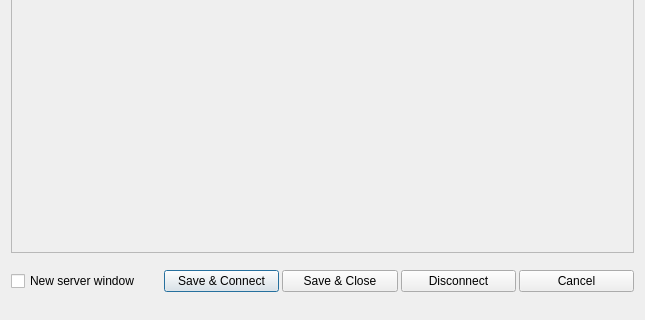
Above: iconfig.ui from daniel-Jones/IdealIRC before the change; both pictures show x 0 to 645 and y 269 to 589 of the 645 by 589 pixel window. Below: the same form after it.
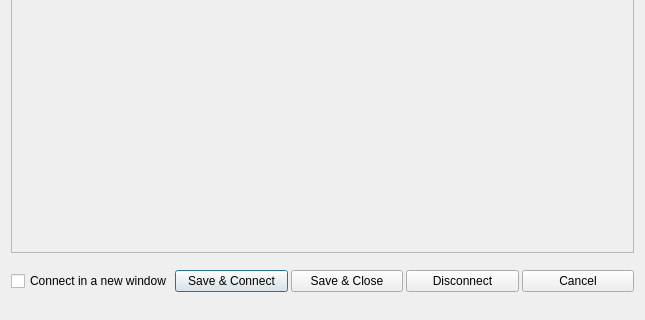
That is the form after the change. Icons and pictures are not drawn.

Commit message: Minor UI edits relating to english sentence structure

Diff of the .ui file:
```diff
--- a/iconfig.ui
+++ b/iconfig.ui
@@ -275,7 +275,7 @@
          <enum>Qt::LeftToRight</enum>
         </property>
         <property name="text">
-         <string>New server window</string>
+         <string>Connect in a new window</string>
         </property>
        </widget>
       </item>
```
The commit also changes 1 other file.
